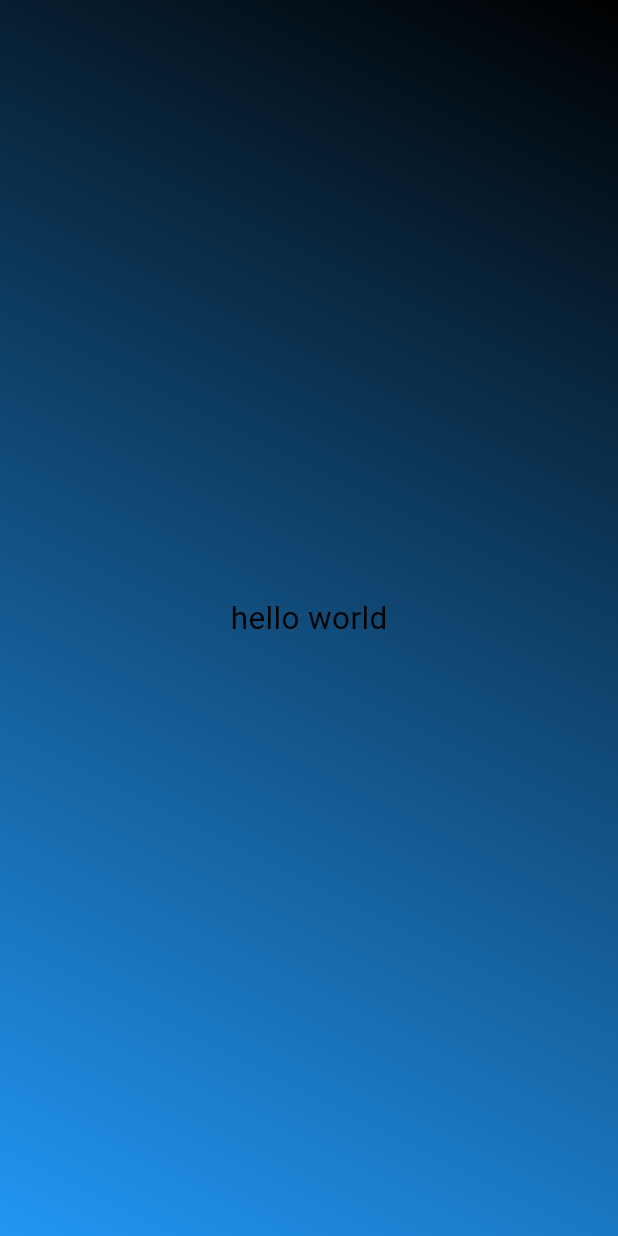
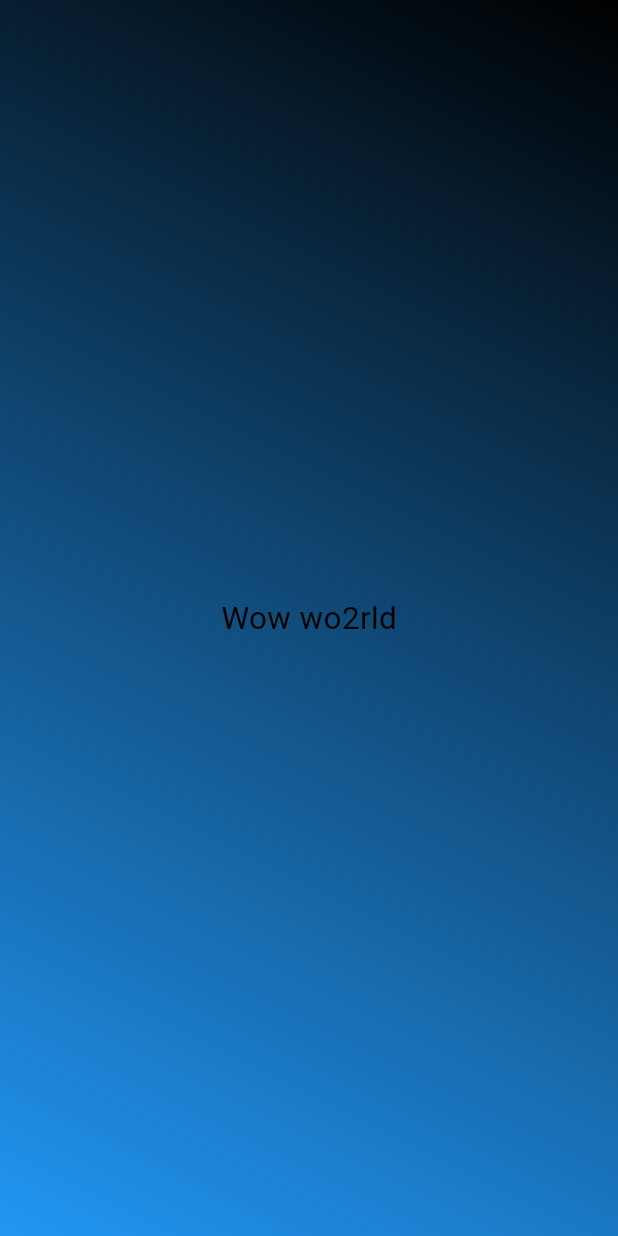
Before and after one commit to shdev96/flutter-dart, a Flutter app: the screen it shows after launch, on a phone screen of 412 x 824 dp. Run offline on Flutter 3.47's test engine with Material 3 defaults, Android fonts, the phone set to English and light mode, and no system bars.

Commit message:
class args

```diff
--- a/lib/gradient_container.dart
+++ b/lib/gradient_container.dart
@@ -22,7 +22,7 @@ class GradientContainer extends StatelessWidget {
                 begin: startAlignment,
                 end: endAlignment)),
         child: const Center(
-          child: StyleText(),
+          child: StyleText("Wow wo2rld"),
         ));
   }
 }
--- a/lib/style_text.dart
+++ b/lib/style_text.dart
@@ -3,11 +3,13 @@ import 'package:flutter/material.dart';
 
 // class must start with capital letter
 class StyleText extends StatelessWidget {
-  const StyleText({super.key});
+  const StyleText(this.text, {super.key});
+
+  final String text;
 
   @override
-  Widget build(BuildContext context) {
-    return const Text("hello world",
-        style: TextStyle(color: Colors.black, fontSize: 21));
+  Widget build(context) {
+    return Text(text,
+        style: const TextStyle(color: Colors.black, fontSize: 21));
   }
 }
```
